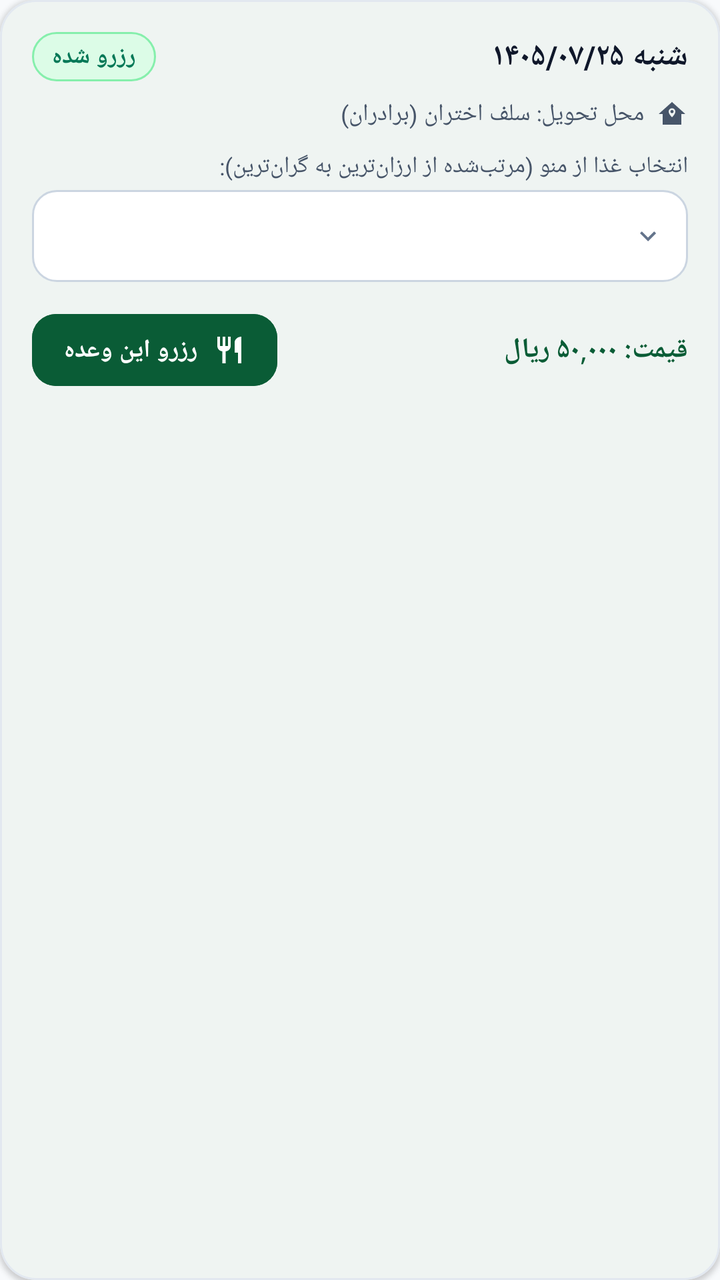
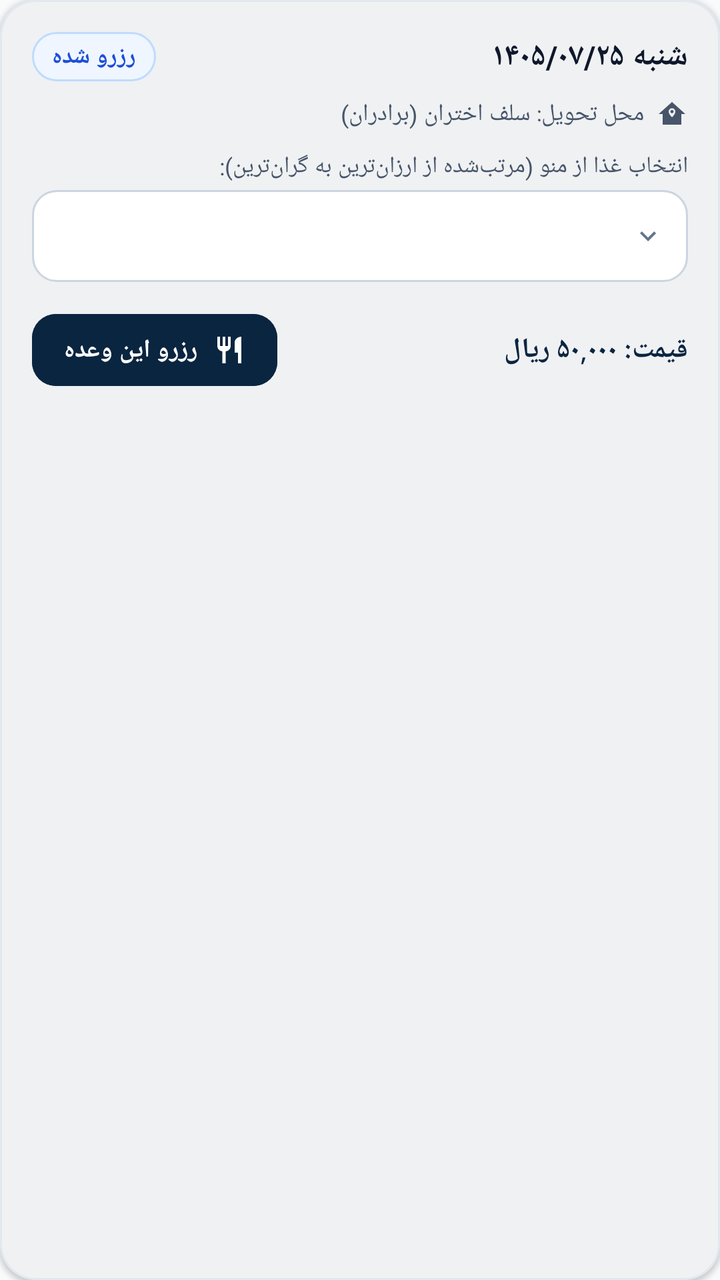

Two renders of the same Android screen: before a commit and after it. Below are the layout's source before the change and the commit's diff.
<!-- AndroidManifest.xml: application theme Theme.SFD -->
<!-- res/layout/item_day_schedule.xml -->
<?xml version="1.0" encoding="utf-8"?>
<com.google.android.material.card.MaterialCardView xmlns:android="http://schemas.android.com/apk/res/android"
    xmlns:app="http://schemas.android.com/apk/res-auto"
    android:layout_width="match_parent"
    android:layout_height="wrap_content"
    android:layout_marginHorizontal="16dp"
    android:layout_marginVertical="6dp"
    app:cardCornerRadius="18dp"
    app:cardElevation="1.5dp"
    app:strokeColor="@color/border_subtle"
    app:strokeWidth="1dp"
    app:cardBackgroundColor="@color/surface"
    android:layoutDirection="rtl">

    <LinearLayout
        android:layout_width="match_parent"
        android:layout_height="wrap_content"
        android:orientation="vertical"
        android:padding="16dp">

        
        <LinearLayout
            android:layout_width="match_parent"
            android:layout_height="wrap_content"
            android:gravity="center_vertical"
            android:orientation="horizontal">

            <TextView
                android:id="@+id/tvDayTitle"
                android:layout_width="0dp"
                android:layout_height="wrap_content"
                android:layout_weight="1"
                android:text="شنبه ۱۴۰۵/۰۷/۲۵"
                android:textColor="@color/text_primary"
                android:textSize="15.5sp"
                android:textStyle="bold" />

            <TextView
                android:id="@+id/tvStatusBadge"
                android:layout_width="wrap_content"
                android:layout_height="wrap_content"
                android:background="@drawable/bg_badge_reserved"
                android:paddingHorizontal="10dp"
                android:paddingVertical="4dp"
                android:text="رزرو شده"
                android:textColor="@color/badge_reserved_text"
                android:textSize="12sp"
                android:textStyle="bold" />
        </LinearLayout>

        
        <LinearLayout
            android:id="@+id/llDaySelfIndicator"
            android:layout_width="match_parent"
            android:layout_height="wrap_content"
            android:layout_marginTop="8dp"
            android:gravity="center_vertical"
            android:orientation="horizontal">

            <ImageView
                android:layout_width="16dp"
                android:layout_height="16dp"
                android:src="@drawable/ic_building_location"
                app:tint="@color/text_secondary" />

            <TextView
                android:id="@+id/tvDaySelfIndicator"
                android:layout_width="0dp"
                android:layout_height="wrap_content"
                android:layout_marginStart="6dp"
                android:layout_weight="1"
                android:text="محل تحویل: سلف اختران (برادران)"
                android:textColor="@color/text_secondary"
                android:textSize="12sp" />

            <LinearLayout
                android:id="@+id/tvDifferentSelfNotice"
                android:layout_width="wrap_content"
                android:layout_height="wrap_content"
                android:background="@drawable/bg_badge_warning"
                android:gravity="center_vertical"
                android:orientation="horizontal"
                android:paddingHorizontal="8dp"
                android:paddingVertical="3dp"
                android:visibility="gone">

                <ImageView
                    android:layout_width="12dp"
                    android:layout_height="12dp"
                    android:src="@drawable/ic_alert_triangle"
                    app:tint="@color/badge_warning_text" />

                <TextView
                    android:layout_width="wrap_content"
                    android:layout_height="wrap_content"
                    android:layout_marginStart="4dp"
                    android:text="سلف این روز متفاوت است"
                    android:textColor="@color/badge_warning_text"
                    android:textSize="10.5sp"
                    android:textStyle="bold" />
            </LinearLayout>
        </LinearLayout>

        
        <com.google.android.material.card.MaterialCardView
            android:id="@+id/reservedContainer"
            android:layout_width="match_parent"
            android:layout_height="wrap_content"
            android:layout_marginTop="12dp"
            app:cardCornerRadius="14dp"
            app:cardElevation="0dp"
            app:strokeColor="@color/badge_reserved_border"
            app:strokeWidth="1dp"
            app:cardBackgroundColor="#F0FDF4"
            android:visibility="gone">

            <LinearLayout
                android:layout_width="match_parent"
                android:layout_height="wrap_content"
                android:gravity="center_vertical"
                android:orientation="horizontal"
                android:padding="12dp">

                <FrameLayout
                    android:layout_width="38dp"
                    android:layout_height="38dp"
                    android:background="@drawable/bg_badge_reserved">

                    <ImageView
                        android:layout_width="20dp"
                        android:layout_height="20dp"
                        android:layout_gravity="center"
                        android:src="@drawable/ic_check_circle_fill"
                        app:tint="@color/badge_reserved_text" />
                </FrameLayout>

                <LinearLayout
                    android:layout_width="0dp"
                    android:layout_height="wrap_content"
                    android:layout_marginStart="10dp"
                    android:layout_weight="1"
                    android:orientation="vertical">

                    <TextView
                        android:id="@+id/tvReservedFood"
                        android:layout_width="wrap_content"
                        android:layout_height="wrap_content"
                        android:text="غذای رزرو شده: چلو کباب کوبیده"
                        android:textColor="@color/badge_reserved_text"
                        android:textSize="13.5sp"
                        android:textStyle="bold" />

                    <TextView
                        android:id="@+id/tvReservedSelf"
                        android:layout_width="wrap_content"
                        android:layout_height="wrap_content"
                        android:layout_marginTop="3dp"
                        android:text="محل تحویل: سلف اختران (برادران)"
                        android:textColor="#166534"
                        android:textSize="11.5sp" />
                </LinearLayout>

                <com.google.android.material.button.MaterialButton
                    android:id="@+id/btnCancelReserve"
                    style="@style/Widget.Material3.Button.OutlinedButton"
                    android:layout_width="wrap_content"
                    android:layout_height="40dp"
                    android:text="لغو رزرو"
                    android:textColor="@color/badge_danger_text"
                    android:textSize="12sp"
                    android:textStyle="bold"
                    app:icon="@drawable/ic_cancel_circle"
                    app:iconGravity="textStart"
                    app:iconSize="16dp"
                    app:iconTint="@color/badge_danger_text"
                    app:cornerRadius="10dp"
                    app:strokeColor="@color/badge_danger_border" />
            </LinearLayout>
        </com.google.android.material.card.MaterialCardView>

        
        <LinearLayout
            android:id="@+id/selectionContainer"
            android:layout_width="match_parent"
            android:layout_height="wrap_content"
            android:layout_marginTop="10dp"
            android:orientation="vertical">

            
            <LinearLayout
                android:id="@+id/llDaySelfSelector"
                android:layout_width="match_parent"
                android:layout_height="wrap_content"
                android:layout_marginBottom="8dp"
                android:orientation="vertical"
                android:visibility="gone">

                <TextView
                    android:layout_width="wrap_content"
                    android:layout_height="wrap_content"
                    android:text="سلف تحویل این روز:"
                    android:textColor="@color/text_secondary"
                    android:textSize="11.5sp" />

                <Spinner
                    android:id="@+id/spDaySelf"
                    android:layout_width="match_parent"
                    android:layout_height="44dp"
                    android:layout_marginTop="4dp"
                    android:background="@drawable/bg_spinner" />
            </LinearLayout>

            
            <TextView
                android:layout_width="wrap_content"
                android:layout_height="wrap_content"
                android:text="انتخاب غذا از منو (مرتب‌شده از ارزان‌ترین به گران‌ترین):"
                android:textColor="@color/text_secondary"
                android:textSize="11.5sp" />

            <Spinner
                android:id="@+id/spFoods"
                android:layout_width="match_parent"
                android:layout_height="46dp"
                android:layout_marginTop="4dp"
                android:background="@drawable/bg_spinner" />

            
            <LinearLayout
                android:layout_width="match_parent"
                android:layout_height="wrap_content"
                android:layout_marginTop="12dp"
                android:gravity="center_vertical"
                android:orientation="horizontal">

                <TextView
                    android:id="@+id/tvPrice"
                    android:layout_width="0dp"
                    android:layout_height="wrap_content"
                    android:layout_weight="1"
                    android:text="قیمت: ۵۰,۰۰۰ ریال"
                    android:textColor="@color/primary"
                    android:textSize="14sp"
                    android:textStyle="bold" />

                <com.google.android.material.button.MaterialButton
                    android:id="@+id/btnReserve"
                    android:layout_width="wrap_content"
                    android:layout_height="44dp"
                    android:backgroundTint="@color/primary"
                    android:paddingHorizontal="16dp"
                    android:text="رزرو این وعده"
                    android:textColor="@color/white"
                    android:textSize="12.5sp"
                    android:textStyle="bold"
                    app:icon="@drawable/ic_order_food"
                    app:iconGravity="textStart"
                    app:iconSize="16dp"
                    app:iconTint="@color/white"
                    app:cornerRadius="12dp" />
            </LinearLayout>
        </LinearLayout>
    </LinearLayout>
</com.google.android.material.card.MaterialCardView>
<!-- resources referenced by this layout -->
<resources>
  <color name="badge_danger_border">#FECACA</color>
  <color name="badge_danger_text">#B91C1C</color>
  <color name="badge_reserved_border">#A7F3D0</color>
  <color name="badge_reserved_text">#047857</color>
  <color name="badge_warning_text">#B45309</color>
  <color name="border_subtle">#E2E8F0</color>
  <color name="primary">#0A5C36</color>
  <color name="surface">#FFFFFF</color>
  <color name="text_primary">#0F172A</color>
  <color name="text_secondary">#475569</color>
  <color name="white">#FFFFFF</color>
  <!-- drawable bg_badge_reserved (drawable) -->
  <?xml version="1.0" encoding="utf-8"?>
  <shape xmlns:android="http://schemas.android.com/apk/res/android"
      android:shape="rectangle">
      <corners android:radius="24dp" />
      <solid android:color="#DCFCE7" />
      <stroke android:width="1dp" android:color="#86EFAC" />
  </shape>
  <!-- drawable bg_badge_warning (drawable) -->
  <?xml version="1.0" encoding="utf-8"?>
  <shape xmlns:android="http://schemas.android.com/apk/res/android"
      android:shape="rectangle">
      <corners android:radius="24dp" />
      <solid android:color="#FEF3C7" />
      <stroke android:width="1dp" android:color="#FCD34D" />
  </shape>
  <!-- drawable ic_alert_triangle (drawable) -->
  <vector xmlns:android="http://schemas.android.com/apk/res/android"
      android:width="20dp"
      android:height="20dp"
      android:viewportWidth="24"
      android:viewportHeight="24">
      <path
          android:fillColor="#B45309"
          android:pathData="M1,21H23L12,2L1,21M13,18H11V16H13V18M13,14H11V10H13V14Z"/>
  </vector>
  <!-- drawable ic_building_location (drawable) -->
  <vector xmlns:android="http://schemas.android.com/apk/res/android"
      android:width="20dp"
      android:height="20dp"
      android:viewportWidth="24"
      android:viewportHeight="24">
      <path
          android:fillColor="#0A5C36"
          android:pathData="M12,3L2,12H5V20H19V12H22L12,3M12,7.7C13.4,7.7 14.5,8.8 14.5,10.2C14.5,12.1 12,14.5 12,14.5C12,14.5 9.5,12.1 9.5,10.2C9.5,8.8 10.6,7.7 12,7.7M12,9A1.2,1.2 0 0,0 10.8,10.2A1.2,1.2 0 0,0 12,11.4A1.2,1.2 0 0,0 13.2,10.2A1.2,1.2 0 0,0 12,9Z"/>
  </vector>
  <!-- drawable ic_cancel_circle (drawable) -->
  <vector xmlns:android="http://schemas.android.com/apk/res/android"
      android:width="20dp"
      android:height="20dp"
      android:viewportWidth="24"
      android:viewportHeight="24">
      <path
          android:fillColor="#B91C1C"
          android:pathData="M12,2C6.47,2 2,6.47 2,12C2,17.53 6.47,22 12,22C17.53,22 22,17.53 22,12C22,6.47 17.53,2 12,2M17,15.59L15.59,17L12,13.41L8.41,17L7,15.59L10.59,12L7,8.41L8.41,7L12,10.59L15.59,7L17,8.41L13.41,12L17,15.59Z"/>
  </vector>
  <!-- drawable ic_check_circle_fill (drawable) -->
  <vector xmlns:android="http://schemas.android.com/apk/res/android"
      android:width="20dp"
      android:height="20dp"
      android:viewportWidth="24"
      android:viewportHeight="24">
      <path
          android:fillColor="#15803D"
          android:pathData="M12,2A10,10 0 0,0 2,12A10,10 0 0,0 12,22A10,10 0 0,0 22,12A10,10 0 0,0 12,2M10,17L5,12L6.41,10.59L10,14.17L17.59,6.58L19,8L10,17Z"/>
  </vector>
  <!-- drawable ic_order_food (drawable) -->
  <vector xmlns:android="http://schemas.android.com/apk/res/android"
      android:width="24dp"
      android:height="24dp"
      android:viewportWidth="24"
      android:viewportHeight="24">
      <path
          android:fillColor="#FFFFFFFF"
          android:pathData="M11,9H9V2H7V9H5V2H3V9C3,11.12 4.66,12.84 6.75,12.97V22H9.25V12.97C11.34,12.84 13,11.12 13,9V2H11V9M16,6V14H18.5V22H21V2C18.24,2 16,4.24 16,6Z"/>
  </vector>
  <color name="border_medium">#CBD5E1</color>
  <color name="text_tertiary">#64748B</color>
  <color name="primary_container">#ECFDF5</color>
  <color name="on_primary_container">#064E3B</color>
  <color name="accent">#D97706</color>
  <color name="bg_app">#F8FAFC</color>
  <color name="primary_dark">#043E23</color>
  <!-- unchanged entries left out for length: 2 -->
</resources>

<!-- the commit's change to res/layout/item_day_schedule.xml (unified diff, before → after) -->
@@ -111,7 +111,7 @@
             app:cardElevation="0dp"
             app:strokeColor="@color/badge_reserved_border"
             app:strokeWidth="1dp"
-            app:cardBackgroundColor="#F0FDF4"
+            app:cardBackgroundColor="#EFF6FF"
             android:visibility="gone">
 
             <LinearLayout
@@ -156,7 +156,7 @@
                         android:layout_height="wrap_content"
                         android:layout_marginTop="3dp"
                         android:text="محل تحویل: سلف اختران (برادران)"
-                        android:textColor="#166534"
+                        android:textColor="#1E3A8A"
                         android:textSize="11.5sp" />
                 </LinearLayout>
 
<!-- resource entries referenced after the edit -->
@@ -2,11 +2,11 @@
 <resources>
   <color name="badge_danger_border">#FECACA</color>
   <color name="badge_danger_text">#B91C1C</color>
-  <color name="badge_reserved_border">#A7F3D0</color>
-  <color name="badge_reserved_text">#047857</color>
+  <color name="badge_reserved_border">#BFDBFE</color>
+  <color name="badge_reserved_text">#1D4ED8</color>
   <color name="badge_warning_text">#B45309</color>
   <color name="border_subtle">#E2E8F0</color>
-  <color name="primary">#0A5C36</color>
+  <color name="primary">#0A2540</color>
   <color name="surface">#FFFFFF</color>
   <color name="text_primary">#0F172A</color>
   <color name="text_secondary">#475569</color>
@@ -16,8 +16,8 @@
   <shape xmlns:android="http://schemas.android.com/apk/res/android"
       android:shape="rectangle">
       <corners android:radius="24dp" />
-      <solid android:color="#DCFCE7" />
-      <stroke android:width="1dp" android:color="#86EFAC" />
+      <solid android:color="@color/badge_reserved_bg" />
+      <stroke android:width="1dp" android:color="@color/badge_reserved_border" />
   </shape>
   <!-- drawable bg_badge_warning (drawable) -->
   <?xml version="1.0" encoding="utf-8"?>
@@ -44,7 +44,7 @@
       android:viewportWidth="24"
       android:viewportHeight="24">
       <path
-          android:fillColor="#0A5C36"
+          android:fillColor="#0A2540"
           android:pathData="M12,3L2,12H5V20H19V12H22L12,3M12,7.7C13.4,7.7 14.5,8.8 14.5,10.2C14.5,12.1 12,14.5 12,14.5C12,14.5 9.5,12.1 9.5,10.2C9.5,8.8 10.6,7.7 12,7.7M12,9A1.2,1.2 0 0,0 10.8,10.2A1.2,1.2 0 0,0 12,11.4A1.2,1.2 0 0,0 13.2,10.2A1.2,1.2 0 0,0 12,9Z"/>
   </vector>
   <!-- drawable ic_cancel_circle (drawable) -->
@@ -77,13 +77,14 @@
           android:fillColor="#FFFFFFFF"
           android:pathData="M11,9H9V2H7V9H5V2H3V9C3,11.12 4.66,12.84 6.75,12.97V22H9.25V12.97C11.34,12.84 13,11.12 13,9V2H11V9M16,6V14H18.5V22H21V2C18.24,2 16,4.24 16,6Z"/>
   </vector>
+  <color name="badge_reserved_bg">#EFF6FF</color>
   <color name="border_medium">#CBD5E1</color>
   <color name="text_tertiary">#64748B</color>
-  <color name="primary_container">#ECFDF5</color>
-  <color name="on_primary_container">#064E3B</color>
-  <color name="accent">#D97706</color>
+  <color name="primary_container">#EFF6FF</color>
+  <color name="on_primary_container">#1E3A8A</color>
+  <color name="accent">#0284C7</color>
   <color name="bg_app">#F8FAFC</color>
-  <color name="primary_dark">#043E23</color>
+  <color name="primary_dark">#06182A</color>
   <!-- unchanged entries left out for length: 2 -->
 </resources>
 
